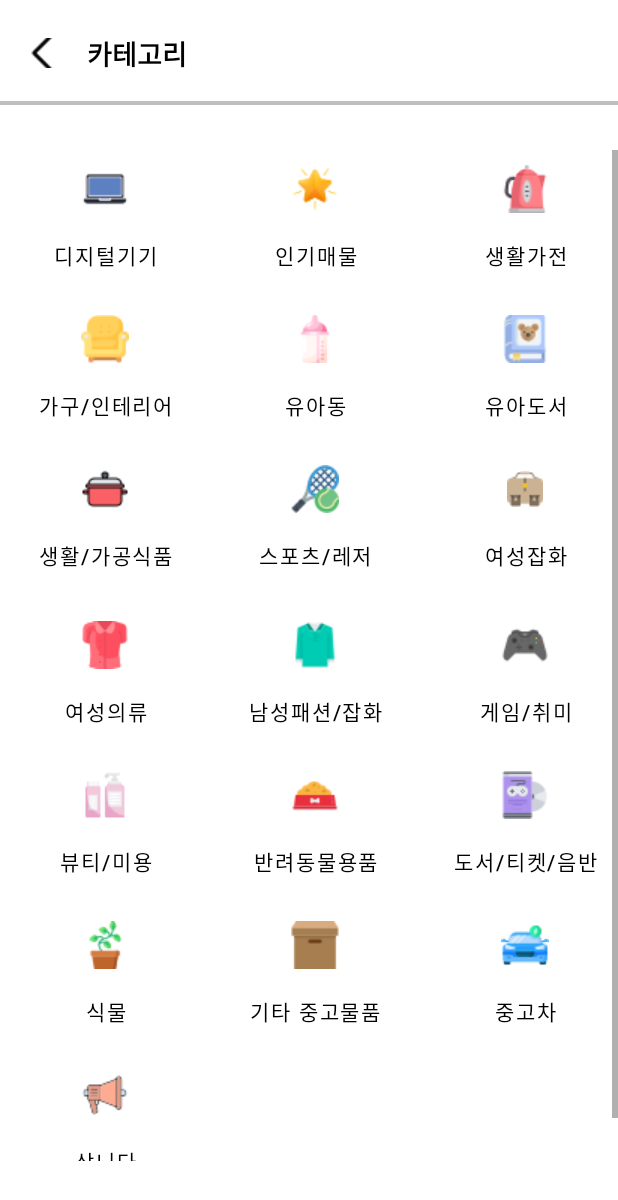
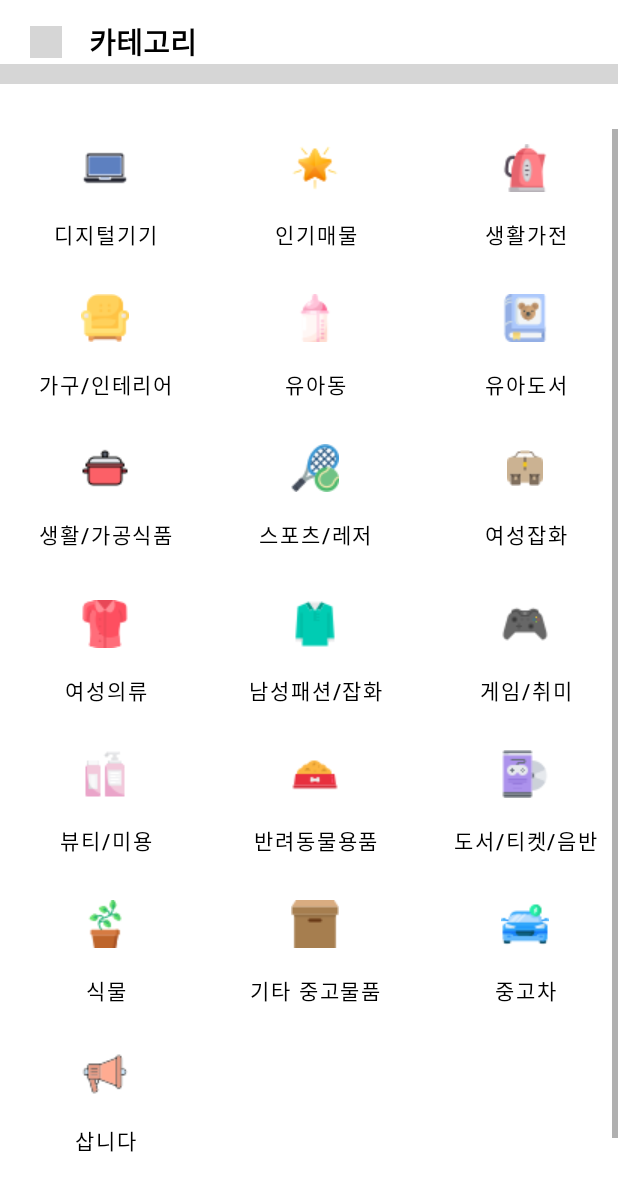
Before and after one commit to JaeYeon-Kim/CarrotMarket, an Android app: the CategoryActivity screen opened directly, with no data from a screen before it, on a phone screen of 412 x 824 dp. Shown: the top 1200 px of the screen. Run offline under Robolectric (Android 15) with nearby library versions, the phone set to English and light mode, and no system bars; grey boxes are pictures that could not be loaded.

```diff
--- a/app/build.gradle
+++ b/app/build.gradle
@@ -47,4 +47,7 @@ dependencies {
     androidTestImplementation 'androidx.test.espresso:espresso-core:3.4.0'
     implementation 'androidx.fragment:fragment-ktx:1.4.1'
     implementation 'androidx.cardview:cardview:1.0.0'
+
+    // 원형 이미지뷰
+    implementation 'de.hdodenhof:circleimageview:3.1.0'
 }
--- a/app/src/main/res/layout/activity_category.xml
+++ b/app/src/main/res/layout/activity_category.xml
@@ -13,19 +13,19 @@
         app:layout_constraintEnd_toEndOf="parent"
         app:layout_constraintTop_toTopOf="parent"
         android:layout_width="match_parent"
-        android:layout_height="70dp">
+        android:layout_height="?attr/actionBarSize">
 
         <ImageButton
             android:id="@+id/back_btn"
             android:backgroundTint="#00FF0000"
-            android:src="@drawable/back_button"
+            android:src="@drawable/back_btn"
             android:layout_marginStart="20dp"
             app:layout_constraintTop_toTopOf="parent"
             app:layout_constraintBottom_toBottomOf="parent"
             app:layout_constraintStart_toStartOf="parent"
             android:stateListAnimator="@null"
-            android:layout_width="20dp"
-            android:layout_height="20dp"/>
+            android:layout_width="21dp"
+            android:layout_height="21dp"/>
 
         <TextView
             android:id="@+id/categoryText"
@@ -37,13 +37,14 @@
             app:layout_constraintBottom_toBottomOf="@id/back_btn"
             app:layout_constraintStart_toEndOf="@id/back_btn"
             android:textColor="@color/black"
-            android:textSize="18sp"
+            android:textSize="19sp"
             android:textStyle="bold"/>
 
         <LinearLayout
-            android:background="#80808080"
             android:layout_width="match_parent"
-            android:layout_height="4px"
+            android:layout_height="20px"
+            android:orientation="vertical"
+            android:background="@drawable/gradient"
             app:layout_constraintBottom_toBottomOf="@id/top_Constraint_layout"
             app:layout_constraintStart_toStartOf="parent"
             app:layout_constraintEnd_toEndOf="parent" />
@@ -273,22 +274,7 @@
                 android:clickable="true"
                 android:textColor="@color/black"
                 android:drawableTop="@drawable/loud_speaker" />
-
-
-
-
-
-
-
-
-
         </GridLayout>
-
-
-
-
-
-
     </ScrollView>
 
 </androidx.constraintlayout.widget.ConstraintLayout>
--- a/app/src/main/res/menu/bottom_nav_menu.xml
+++ b/app/src/main/res/menu/bottom_nav_menu.xml
@@ -22,7 +22,7 @@
         app:showAsAction="always"/>
 
     <item
-        android:id="@+id/nav_bottom_item_4"
+        android:id="@+id/bottom_chat_button"
         android:title="채팅"
         android:icon="@drawable/chat"
         app:showAsAction="always"/>
--- a/app/src/main/res/menu/top_menu.xml
+++ b/app/src/main/res/menu/top_menu.xml
@@ -5,18 +5,18 @@
     <item
         android:id="@+id/search"
         android:title="검색"
-        android:icon="@drawable/search"
+        android:icon="@drawable/search_zoom"
         app:showAsAction="always"/>
 
     <item
         android:id="@+id/menu"
         android:title="메뉴"
-        android:icon="@drawable/menu"
+        android:icon="@drawable/menu_icon"
         app:showAsAction="always"/>
 
     <item
         android:id="@+id/notification"
         android:title="알림"
-        android:icon="@drawable/bell_icon"
+        android:icon="@drawable/bell"
         app:showAsAction="always"/>
 </menu>
--- a/app/src/main/res/values/themes.xml
+++ b/app/src/main/res/values/themes.xml
@@ -10,7 +10,11 @@
         <item name="colorSecondaryVariant">@color/teal_700</item>
         <item name="colorOnSecondary">@color/white</item>
         <!-- Status bar color. -->
-        <item name="android:statusBarColor" tools:targetApi="l">?attr/colorPrimaryVariant</item>
+
+        <!-- 상태바가 흰색일때 아이콘들이 보이게 하는 옵션 -->
+        <item name="android:windowLightStatusBar">true</item>
+        <!-- 상태바 색상 변경 -->
+        <item name="android:statusBarColor" tools:targetApi="l">@color/white</item>
         <!-- Customize your theme here. -->
     </style>
 </resources>
```
Also changed, not shown: app/src/main/AndroidManifest.xml (+10 -3 lines), app/src/main/java/com/kjy/carrotmarket/MainActivity.kt (+27 -9 lines), app/src/main/res/layout/activity_main.xml (+1 -7 lines), app/src/main/res/drawable/bell_icon.png (deleted), app/src/main/res/drawable/menu.png (deleted).
